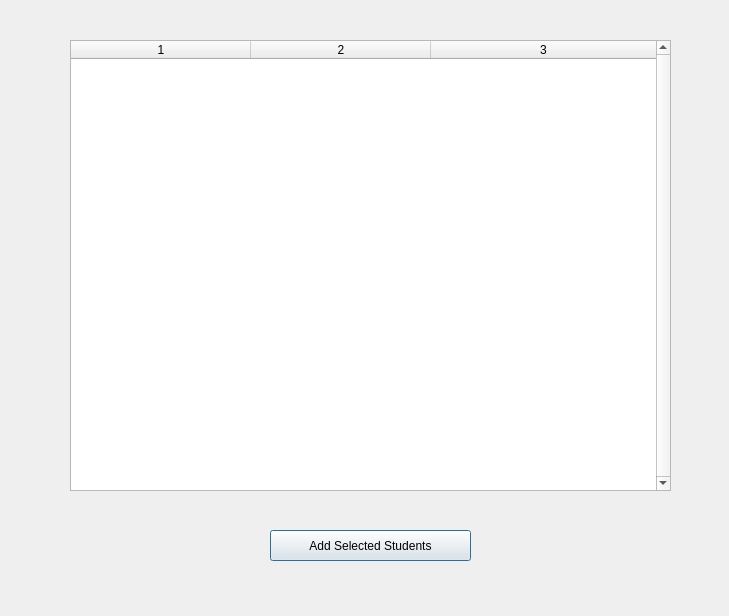
Old version of the form src/AddingStudents.ui in the repository meeksjt/SuperTeacherGradebook499.
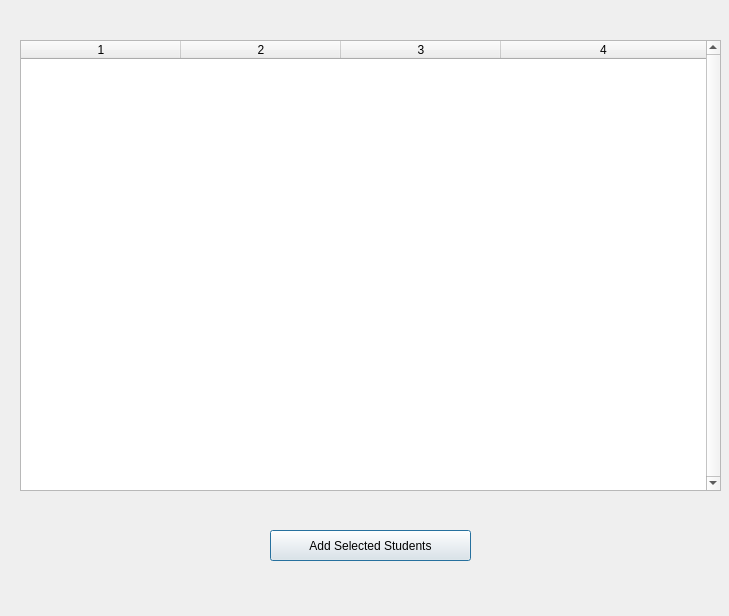
New version of the form.

What changed in the file:
```diff
--- a/src/AddingStudents.ui
+++ b/src/AddingStudents.ui
@@ -16,9 +16,9 @@
   <widget class="QTableWidget" name="studentTable">
    <property name="geometry">
     <rect>
-     <x>70</x>
+     <x>20</x>
      <y>40</y>
-     <width>601</width>
+     <width>701</width>
      <height>451</height>
     </rect>
    </property>
@@ -47,7 +47,7 @@
     <number>0</number>
    </property>
    <property name="columnCount">
-    <number>3</number>
+    <number>4</number>
    </property>
    <attribute name="horizontalHeaderVisible">
     <bool>true</bool>
@@ -56,7 +56,10 @@
     <bool>true</bool>
    </attribute>
    <attribute name="horizontalHeaderDefaultSectionSize">
-    <number>180</number>
+    <number>160</number>
+   </attribute>
+   <attribute name="horizontalHeaderMinimumSectionSize">
+    <number>58</number>
    </attribute>
    <attribute name="horizontalHeaderShowSortIndicator" stdset="0">
     <bool>true</bool>
@@ -76,6 +79,7 @@
    <column/>
    <column/>
    <column/>
+   <column/>
   </widget>
   <widget class="QPushButton" name="addSelectedStudentsButton">
    <property name="geometry">
```
